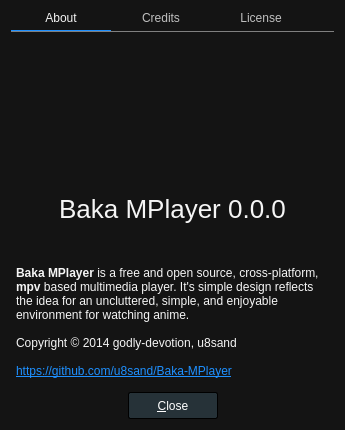
First picture: the form in Baka MPlayer/ui/aboutdialog.ui, repository u8sand/Baka-MPlayer, before the edit.
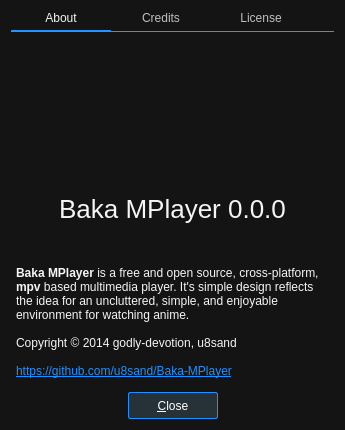
Second picture: the form after the edit. Icons and pictures are not drawn.

Commit message: QPushButton: differentiate a Dialog's default button's style

What changed in the file:
```diff
--- a/Baka MPlayer/ui/aboutdialog.ui
+++ b/Baka MPlayer/ui/aboutdialog.ui
@@ -252,7 +252,7 @@
         <string notr="true">QPushButton {
     background: #263238;
 	color: white;
-	border: 1px outset black;
+	border: 1px solid dodgerblue;
 	border-radius: 2px;
     min-width: 88px;
 	min-height: 25px;
```
The commit also changes 4 other files.
